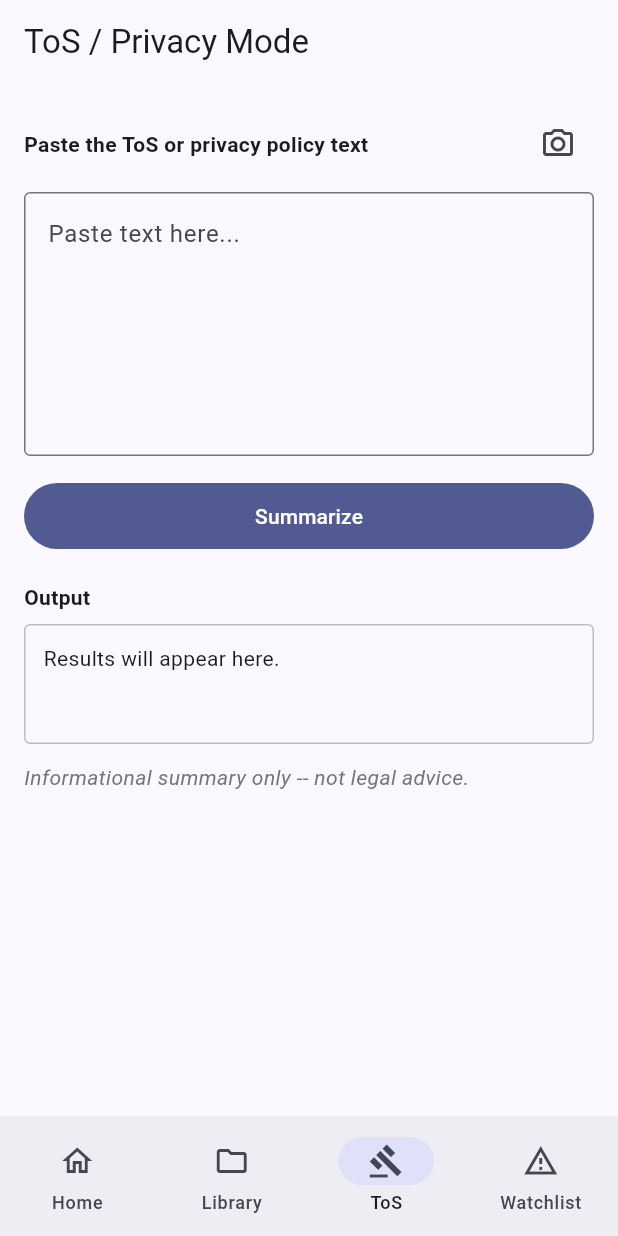
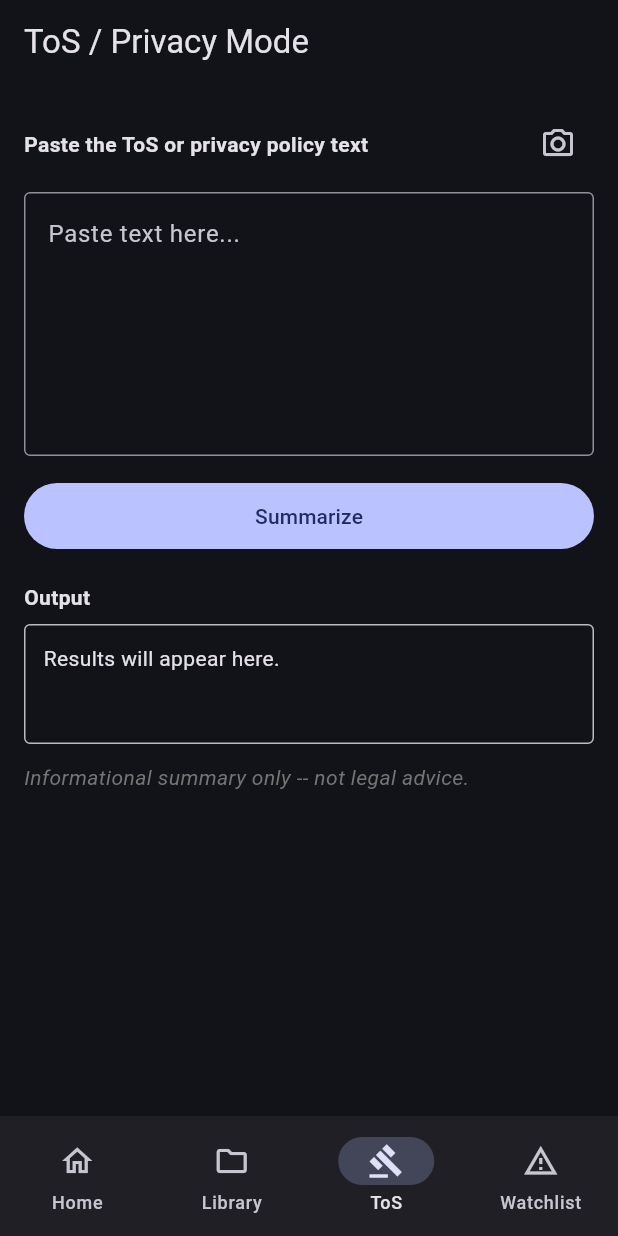
Before and after one commit to towersystemofficial/tower-lens, a Flutter app: the screen it shows after launch, item 3 of the bottom bar chosen, on a phone screen of 412 x 824 dp. Run offline on Flutter 3.47's test engine with Material 3 defaults, Android fonts, the phone set to English and light mode, and no system bars; our stand-ins replace camera, file_picker, permission_handler, shared_preferences; missing offline and left inert: google_mlkit_text_recognition.

Commit message:
Force dark theme as the app default
- Add darkTheme using ColorScheme.fromSeed with the same indigo seed and
  Brightness.dark, and set themeMode: ThemeMode.dark so the app always
  launches dark regardless of system setting.
- Keep the existing light ThemeData as theme: (required non-null, unreachable
  in normal use).
- Add a widget test assertion that Theme.of(context).brightness is
  Brightness.dark on launch.

Fixes #16

```diff
--- a/lib/main.dart
+++ b/lib/main.dart
@@ -21,6 +21,14 @@ class TowerLensApp extends StatelessWidget {
         colorScheme: ColorScheme.fromSeed(seedColor: Colors.indigo),
         useMaterial3: true,
       ),
+      darkTheme: ThemeData(
+        colorScheme: ColorScheme.fromSeed(
+          seedColor: Colors.indigo,
+          brightness: Brightness.dark,
+        ),
+        useMaterial3: true,
+      ),
+      themeMode: ThemeMode.dark,
       home: const RootShell(),
     );
   }
```
Also changed, not shown: 1 other file.
